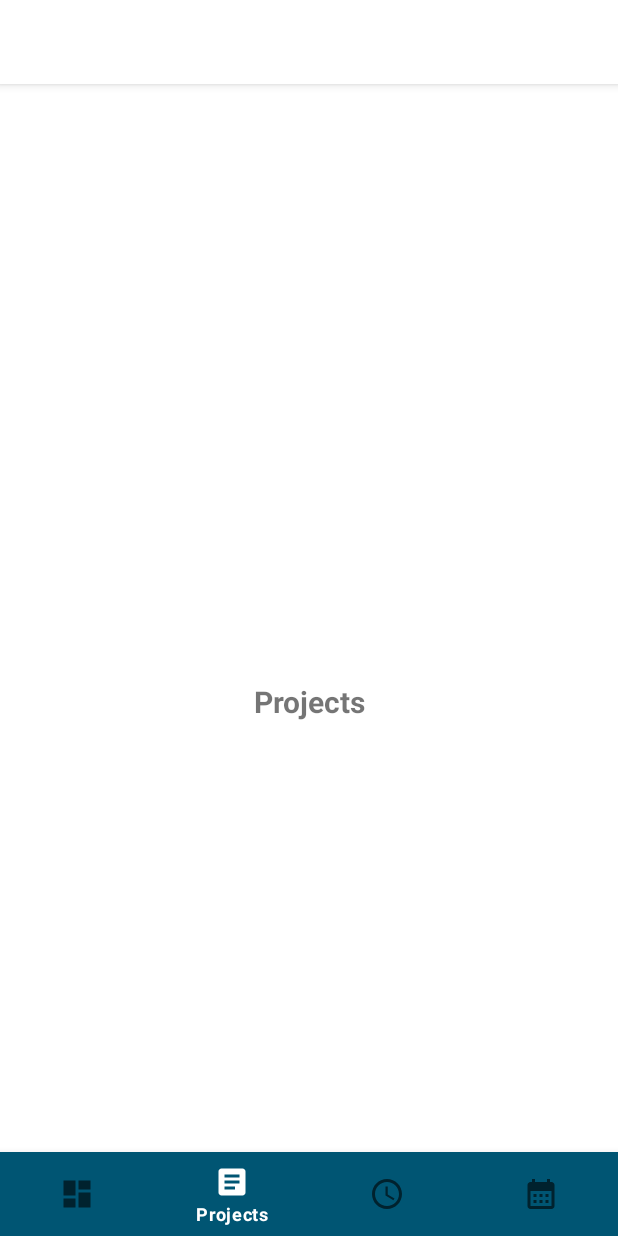
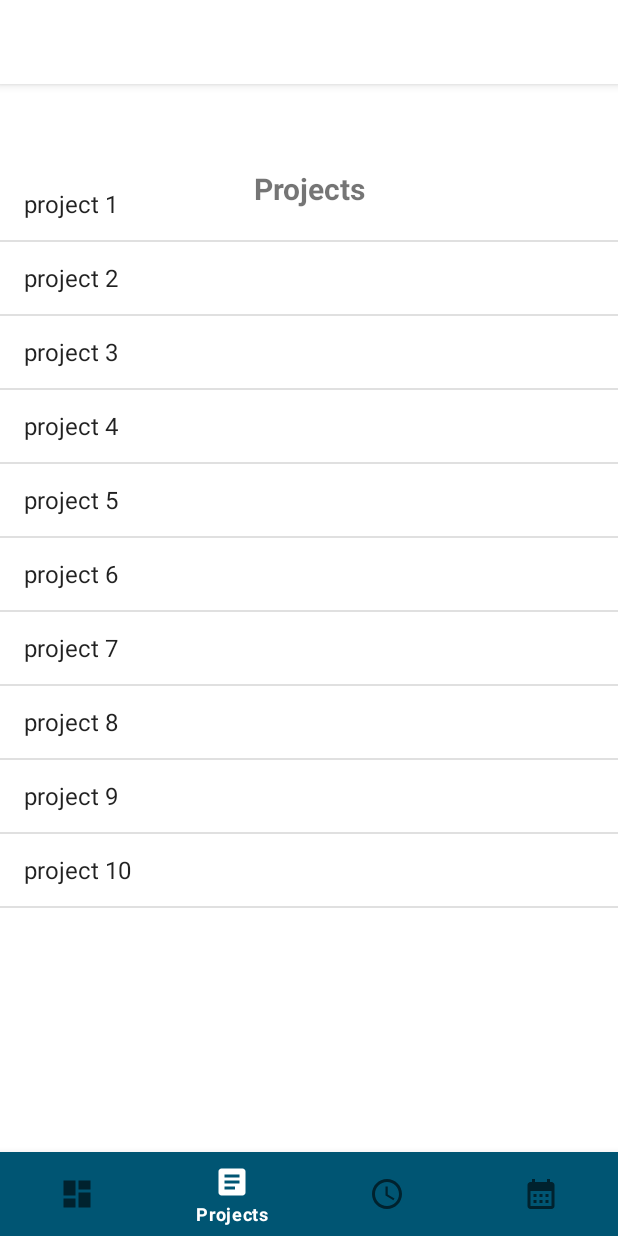
Before and after one commit to StijnMapper/Timeregistration, an Android app: the ProjectsFragment screen opened through its navigation route, on a phone screen of 412 x 824 dp. Run offline under Robolectric (Android 15) with nearby library versions, the phone set to English and light mode, and no system bars; our stand-ins replace navigation-ui.

Commit message:
feat: fragment_projects layout

```diff
--- a/MyApplication/app/src/main/java/com/example/myapplication/ui/projects/ProjectsFragment.java
+++ b/MyApplication/app/src/main/java/com/example/myapplication/ui/projects/ProjectsFragment.java
@@ -3,35 +3,36 @@ package com.example.myapplication.ui.projects;
 import android.os.Bundle;
 
 import androidx.annotation.NonNull;
+import androidx.annotation.Nullable;
 import androidx.fragment.app.Fragment;
 import androidx.lifecycle.ViewModelProvider;
 import android.view.LayoutInflater;
 import android.view.View;
 import android.view.ViewGroup;
+import android.widget.ArrayAdapter;
+import android.widget.ListView;
+
 import com.example.myapplication.R;
 import com.example.myapplication.databinding.FragmentProjectsBinding;
 
 
 public class ProjectsFragment extends Fragment {
-
+    ListView list;
+    ArrayAdapter<String>adapter;
+    String[] data = {"project 1","project 2", "project 3", "project 4", "project 5", "project 6", "project 7", "project 8", "project 9", "project 10" };
+public ProjectsFragment() {}
 private FragmentProjectsBinding binding;
     public View onCreateView(@NonNull LayoutInflater inflater,
                              ViewGroup container, Bundle savedInstanceState) {
-
-
         binding = FragmentProjectsBinding.inflate(inflater, container, false);
         View root = binding.getRoot();
-
-
+        View view = inflater.inflate(R.layout.fragment_projects,container,false);
+        list=(ListView) root.findViewById(R.id.listview);
+        adapter = new ArrayAdapter<String>(getActivity(), android.R.layout.simple_list_item_1,data);
+        list.setAdapter(adapter);
         return root;
     }
 
 
-    /*
-    @Override
-    public View onCreateView(LayoutInflater inflater, ViewGroup container,
-                             Bundle savedInstanceState) {
-        // Inflate the layout for this fragment
-        return inflater.inflate(R.layout.fragment_projects, container, false);
-    }*/
+
 }
--- a/MyApplication/app/src/main/res/layout/fragment_projects.xml
+++ b/MyApplication/app/src/main/res/layout/fragment_projects.xml
@@ -1,11 +1,17 @@
 <?xml version="1.0" encoding="utf-8"?>
-    <FrameLayout xmlns:android="http://schemas.android.com/apk/res/android"
+    <RelativeLayout xmlns:android="http://schemas.android.com/apk/res/android"
         xmlns:tools="http://schemas.android.com/tools"
         android:layout_width="match_parent"
         android:layout_height="match_parent"
         xmlns:app="http://schemas.android.com/apk/res-auto"
         tools:context=".ui.projects.ProjectsFragment">
 
+        <ListView
+            android:id="@+id/listview"
+            android:layout_width="match_parent"
+            android:layout_height="match_parent"
+
+            />
 
         <TextView
             android:id="@+id/textProject"
@@ -21,4 +27,4 @@
             app:layout_constraintStart_toStartOf="parent"
             app:layout_constraintTop_toTopOf="parent" />
 
-    </FrameLayout>
+    </RelativeLayout>
```
